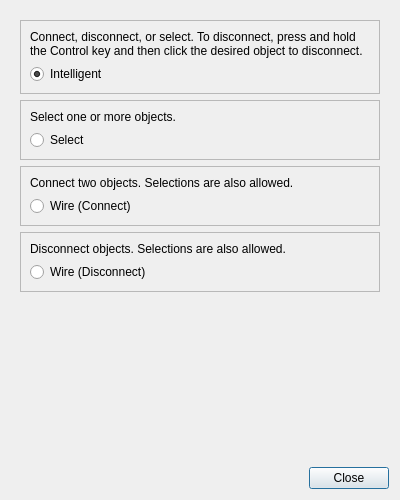
The window that UI/glitch-tools.ui (textbrowser/glitch) describes before a commit, drawn with Qt 5.
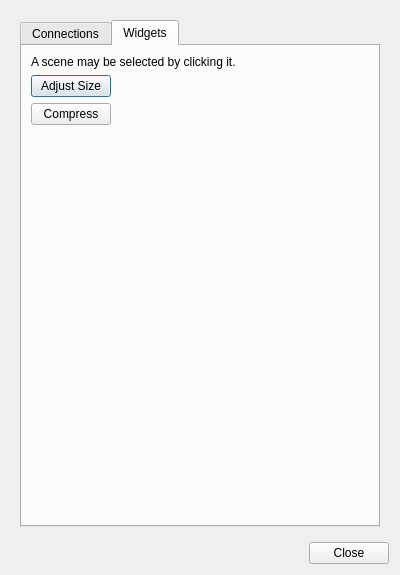
The same window after the commit. The open tabs and pages were chosen to show the change. Icons and pictures are not drawn.

```diff
--- a/UI/glitch-tools.ui
+++ b/UI/glitch-tools.ui
@@ -7,7 +7,7 @@
     <x>0</x>
     <y>0</y>
     <width>400</width>
-    <height>500</height>
+    <height>575</height>
    </rect>
   </property>
   <property name="windowTitle">
@@ -32,11 +32,21 @@
         <x>0</x>
         <y>0</y>
         <width>388</width>
-        <height>442</height>
+        <height>517</height>
        </rect>
       </property>
       <layout class="QVBoxLayout" name="verticalLayout_5">
        <item>
+        <widget class="QTabWidget" name="tabWidget">
+         <property name="currentIndex">
+          <number>0</number>
+         </property>
+         <widget class="QWidget" name="page">
+          <attribute name="title">
+           <string>Connections</string>
+          </attribute>
+          <layout class="QVBoxLayout" name="verticalLayout_6">
+           <item>
         <widget class="QFrame" name="frame_4">
          <property name="frameShape">
           <enum>QFrame::StyledPanel</enum>
@@ -197,6 +207,68 @@
        </item>
       </layout>
      </widget>
+         <widget class="QWidget" name="page">
+          <attribute name="title">
+           <string>Widgets</string>
+          </attribute>
+          <layout class="QVBoxLayout" name="verticalLayout_8">
+           <item>
+            <widget class="QLabel" name="label_4">
+             <property name="text">
+              <string>A scene may be selected by clicking it.</string>
+             </property>
+            </widget>
+           </item>
+           <item>
+            <layout class="QGridLayout" name="gridLayout">
+             <item row="0" column="0">
+              <widget class="QPushButton" name="adjust_size">
+               <property name="text">
+                <string>Adjust Size</string>
+               </property>
+              </widget>
+             </item>
+             <item row="1" column="0">
+              <widget class="QPushButton" name="compress">
+               <property name="text">
+                <string>Compress</string>
+               </property>
+              </widget>
+             </item>
+             <item row="0" column="1">
+              <spacer name="horizontalSpacer_2">
+               <property name="orientation">
+                <enum>Qt::Horizontal</enum>
+               </property>
+               <property name="sizeHint" stdset="0">
+                <size>
+                 <width>40</width>
+                 <height>20</height>
+                </size>
+               </property>
+              </spacer>
+             </item>
+            </layout>
+           </item>
+           <item>
+            <spacer name="verticalSpacer_2">
+             <property name="orientation">
+              <enum>Qt::Vertical</enum>
+             </property>
+             <property name="sizeHint" stdset="0">
+              <size>
+               <width>20</width>
+               <height>40</height>
+              </size>
+             </property>
+            </spacer>
+           </item>
+          </layout>
+         </widget>
+        </widget>
+       </item>
+      </layout>
+     </widget>
     </widget>
    </item>
    <item>
```
Left out of the diff: 4 changed lines with no effect on the pictures. Lines whose indentation alone changed are shown as unchanged.
